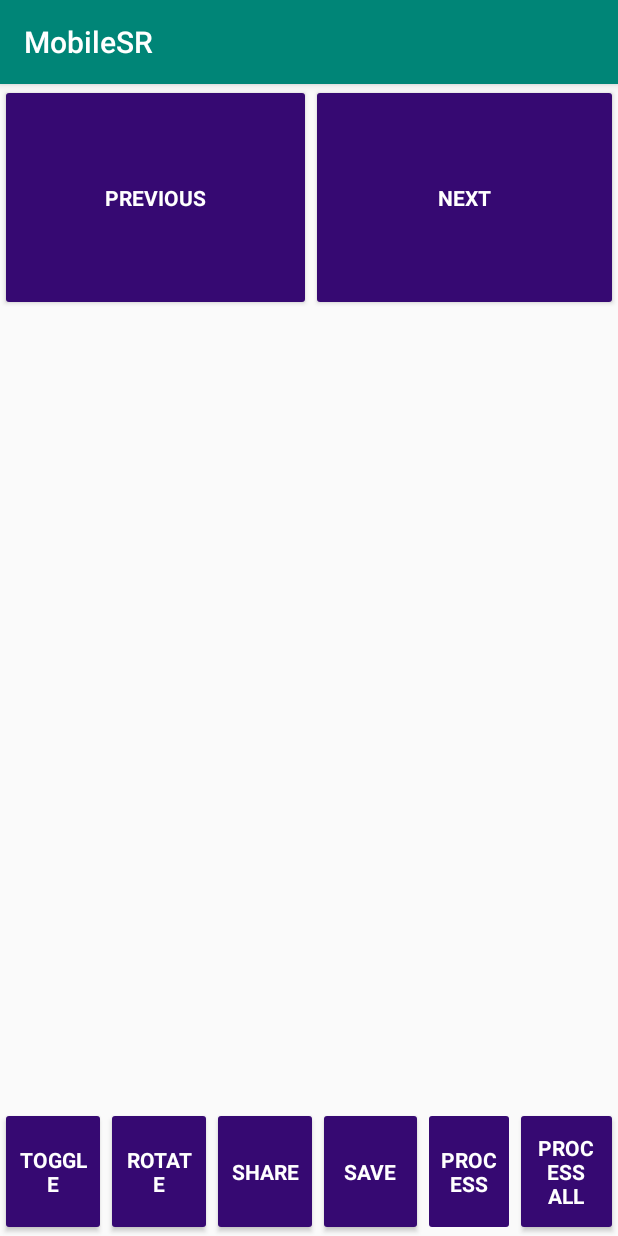
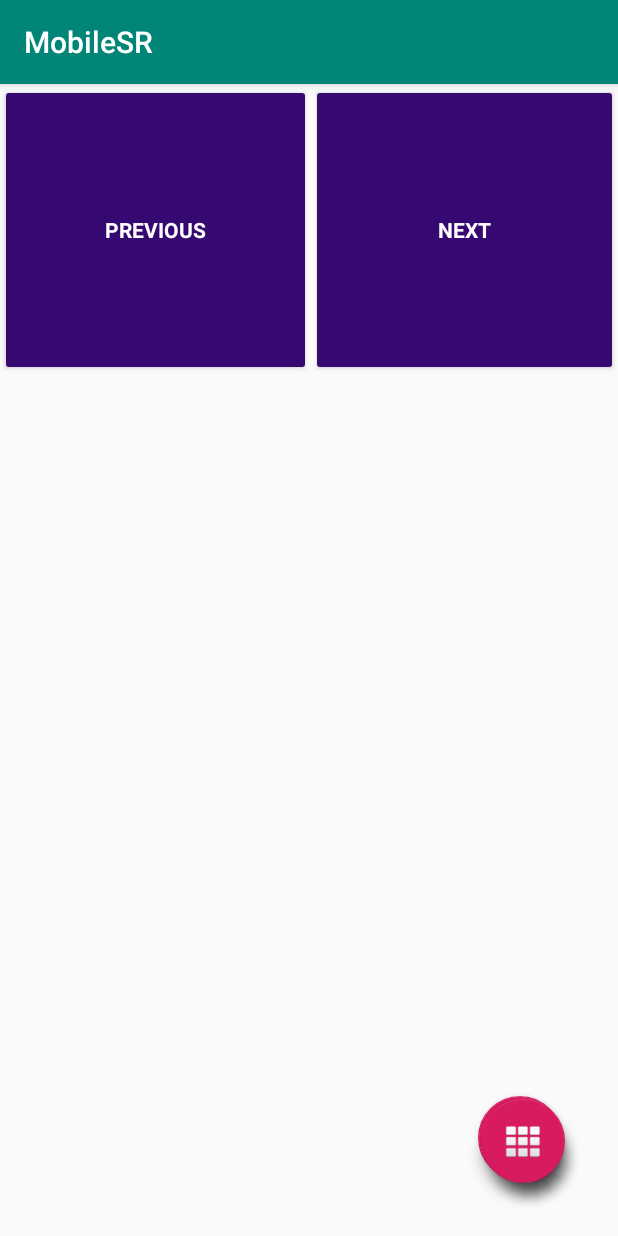
Before and after one commit to mmmeeedddsss/mobile-sr, an Android app: the MultipleImageEnhanceActivity screen opened directly, with no data from a screen before it, on a phone screen of 412 x 824 dp. Run offline under Robolectric (Android 15) with nearby library versions, the phone set to English and light mode, and no system bars; 2 statements that could not run were skipped.

Commit message:
End of today, done base implementation

```diff
--- a/android/app/build.gradle
+++ b/android/app/build.gradle
@@ -35,4 +35,5 @@ dependencies {
     androidTestImplementation 'com.android.support.test:runner:1.0.2'
     androidTestImplementation 'com.android.support.test.espresso:espresso-core:3.0.2'
     implementation 'org.tensorflow:tensorflow-lite:0.0.0-nightly'
+    implementation 'com.android.support:design:28.0.0'
 }
--- a/android/app/src/main/java/com/senior_project/group_1/mobilesr/activities/PreprocessAndEnhanceActivity.java
+++ b/android/app/src/main/java/com/senior_project/group_1/mobilesr/activities/PreprocessAndEnhanceActivity.java
@@ -5,8 +5,10 @@ import android.content.Intent;
 import android.graphics.Bitmap;
 import android.net.Uri;
 import android.os.Bundle;
+import android.support.design.widget.FloatingActionButton;
 import android.support.v7.app.AppCompatActivity;
 import android.util.Log;
+import android.view.View;
 import android.widget.Button;
 
 import com.senior_project.group_1.mobilesr.BuildConfig;
@@ -33,14 +35,18 @@ public abstract class PreprocessAndEnhanceActivity extends AppCompatActivity {
 
     private boolean isPaused;
     protected ZoomableImageView imageView;
-    protected Button rotateButton, processButton, processAllButton,
-                     nextButton, prevButton, toggleButton,
-                     saveButton, shareButton;
+    protected Button nextButton, prevButton;
+    protected FloatingActionButton rotateButton, processButton,
+            processAllButton, toggleButton, saveButton, shareButton;
     private ImageProcessingDialog dialog;
     private ImageProcessingTask imageProcessingTask;
     protected  ArrayList<UserSelectedBitmapInfo> bitmapInfos;
     protected int numImages;
     protected int imgIndex;
+
+    private boolean isFABOpen = false;
+    FloatingActionButton fab1, fab2, fab3;
+
 
     @Override
     public void onCreate(Bundle savedInstance) {
@@ -84,6 +90,14 @@ public abstract class PreprocessAndEnhanceActivity extends AppCompatActivity {
 
         saveButton = findViewById(R.id.save_image_button);
         saveButton.setOnClickListener(v -> BitmapHelpers.saveImageExternal(imageView.getFullBitmap(), getApplicationContext()));
+
+        FloatingActionButton fab = findViewById(R.id.fab);
+        fab.setOnClickListener(new View.OnClickListener() {
+            @Override
+            public void onClick(View view) {
+                toggleFabs();
+            }
+        });
 
         Intent intent = getIntent();
         // fill image URIs
@@ -197,4 +211,29 @@ public abstract class PreprocessAndEnhanceActivity extends AppCompatActivity {
             return isPaused;
         }
     }
+
+    private void toggleFabs(){
+        if( isFABOpen ) {
+            processButton.animate().translationY(-getResources().getDimension(R.dimen.padding));
+            processAllButton.animate().translationY(-getResources().getDimension(R.dimen.padding)*2);
+            toggleButton.animate().translationY(-getResources().getDimension(R.dimen.padding)*3);
+            saveButton.animate().translationY(-getResources().getDimension(R.dimen.padding)*1);
+            shareButton.animate().translationY(-getResources().getDimension(R.dimen.padding)*2);
+            rotateButton.animate().translationY(-getResources().getDimension(R.dimen.padding)*3);
+            saveButton.animate().translationX(-getResources().getDimension(R.dimen.padding)*1.2F);
+            shareButton.animate().translationX(-getResources().getDimension(R.dimen.padding)*1.2F);
+            rotateButton.animate().translationX(-getResources().getDimension(R.dimen.padding)*1.2F);
+        } else {
+            processButton.animate().translationY(0);
+            processAllButton.animate().translationY(0);
+            saveButton.animate().translationY(0);
+            shareButton.animate().translationY(0);
+            toggleButton.animate().translationY(0);
+            rotateButton.animate().translationY(0);
+            saveButton.animate().translationX(0);
+            shareButton.animate().translationX(0);
+            rotateButton.animate().translationX(0);
+        }
+        isFABOpen = !isFABOpen;
+    }
 }
--- a/android/app/src/main/res/layout/pick_photo_activity.xml
+++ b/android/app/src/main/res/layout/pick_photo_activity.xml
@@ -1,4 +1,9 @@
 <?xml version="1.0" encoding="utf-8"?>
+<FrameLayout xmlns:android="http://schemas.android.com/apk/res/android"
+    xmlns:app="http://schemas.android.com/apk/res-auto"
+    android:layout_width="match_parent"
+    android:layout_height="match_parent"
+    android:orientation="vertical">
 <LinearLayout xmlns:android="http://schemas.android.com/apk/res/android"
     xmlns:app="http://schemas.android.com/apk/res-auto"
     android:layout_width="match_parent"
@@ -43,82 +48,72 @@
         android:layout_height="406dp"
         android:layout_weight="1" />
 
-    <LinearLayout
-        android:layout_width="match_parent"
-        android:layout_height="86dp"
-        android:orientation="horizontal">
-
-        <android.support.v7.widget.AppCompatButton
-            android:id="@+id/toggle_sr_button"
-            android:layout_width="wrap_content"
-            android:layout_height="match_parent"
-            android:layout_gravity="center_vertical|center_horizontal"
-            android:layout_weight="0.10"
-            android:text="Toggle"
-            android:textColor="@color/colorButtonText"
-            android:textStyle="bold"
-            android:typeface="sans"
-            app:backgroundTint="@color/colorButtonBackground" />
-
-        <android.support.v7.widget.AppCompatButton
-            android:id="@+id/rotate_image_button"
-            android:layout_width="wrap_content"
-            android:layout_height="match_parent"
-            android:layout_gravity="center_vertical|center_horizontal"
-            android:layout_weight="0.10"
-            android:text="Rotate"
-            android:textColor="@color/colorButtonText"
-            android:textStyle="bold"
-            android:typeface="sans"
-            app:backgroundTint="@color/colorButtonBackground" />
-
-        <android.support.v7.widget.AppCompatButton
-            android:id="@+id/share_image_button"
-            android:layout_width="wrap_content"
-            android:layout_height="match_parent"
-            android:layout_gravity="center_vertical|center_horizontal"
-            android:layout_weight="0.10"
-            android:text="Share"
-            android:textColor="@color/colorButtonText"
-            android:textStyle="bold"
-            android:typeface="sans"
-            app:backgroundTint="@color/colorButtonBackground" />
-
-        <android.support.v7.widget.AppCompatButton
-            android:id="@+id/save_image_button"
-            android:layout_width="wrap_content"
-            android:layout_height="match_parent"
-            android:layout_gravity="center_vertical|center_horizontal"
-            android:layout_weight="0.10"
-            android:text="Save"
-            android:textColor="@color/colorButtonText"
-            android:textStyle="bold"
-            android:typeface="sans"
-            app:backgroundTint="@color/colorButtonBackground" />
-
-        <android.support.v7.widget.AppCompatButton
-            android:id="@+id/process_image_button"
-            android:layout_width="79dp"
-            android:layout_height="match_parent"
-            android:layout_weight="0.10"
-            android:text="Process"
-            android:textColor="@color/colorButtonText"
-            android:textStyle="bold"
-            android:typeface="sans"
-            app:backgroundTint="@color/colorButtonBackground" />
-
-        <android.support.v7.widget.AppCompatButton
-            android:id="@+id/process_all_button"
-            android:layout_width="wrap_content"
-            android:layout_height="match_parent"
-            android:layout_weight="0.25"
-            android:text="Process All"
-            android:textColor="@color/colorButtonText"
-            android:textStyle="bold"
-            android:typeface="sans"
-            app:backgroundTint="@color/colorButtonBackground" />
-
-    </LinearLayout>
 
 
 </LinearLayout>
+
+    <android.support.design.widget.FloatingActionButton
+        android:id="@+id/process_all_button"
+        android:layout_width="45dp"
+        android:layout_height="45dp"
+        android:layout_gravity="bottom|end"
+        android:layout_margin="37dp"
+        app:srcCompat="@android:drawable/ic_media_play" />
+    <android.support.design.widget.FloatingActionButton
+        android:id="@+id/process_image_button"
+        android:layout_width="45dp"
+        android:layout_height="45dp"
+        android:layout_gravity="bottom|end"
+        android:layout_margin="37dp"
+        app:srcCompat="@android:drawable/ic_menu_camera" />
+    <android.support.design.widget.FloatingActionButton
+        android:id="@+id/save_image_button"
+        android:layout_width="45dp"
+        android:layout_height="45dp"
+        android:layout_gravity="bottom|end"
+        android:layout_margin="37dp"
+        app:srcCompat="@android:drawable/ic_dialog_map" />
+    <android.support.design.widget.FloatingActionButton
+        android:id="@+id/share_image_button"
+        android:layout_width="45dp"
+        android:layout_height="45dp"
+        android:layout_gravity="bottom|end"
+        android:layout_margin="37dp"
+        app:srcCompat="@android:drawable/ic_dialog_map" />
+    <FrameLayout
+        android:layout_width="wrap_content"
+        android:layout_height="wrap_content"
+        android:layout_gravity="bottom|right">
+        <android.support.design.widget.FloatingActionButton
+            android:id="@+id/rotate_image_button"
+            android:layout_width="wrap_content"
+            android:layout_height="wrap_content"
+            android:layout_gravity="bottom|end"
+            android:layout_margin="37dp"
+            app:srcCompat="@android:drawable/ic_dialog_map"
+            android:src="@android:color/transparent"/>
+        <TextView
+            android:layout_width="wrap_content"
+            android:layout_height="wrap_content"
+            android:layout_gravity="center"
+            android:text="@android:string/ok"
+            android:elevation="16dp"
+            android:textColor="@android:color/black"
+            android:textAppearance="?android:attr/textAppearanceMedium" />
+    </FrameLayout>>
+    <android.support.design.widget.FloatingActionButton
+        android:id="@+id/toggle_sr_button"
+        android:layout_width="45dp"
+        android:layout_height="45dp"
+        android:layout_gravity="bottom|end"
+        android:layout_margin="37dp"
+        app:srcCompat="@android:drawable/ic_dialog_map" />
+
+    <android.support.design.widget.FloatingActionButton
+        android:id="@+id/fab"
+        android:layout_width="76dp"
+        android:layout_height="wrap_content"
+        android:layout_gravity="bottom|end"
+        android:layout_margin="35dp"
+        app:srcCompat="@android:drawable/ic_dialog_dialer" />
+</FrameLayout>
--- /dev/null
+++ b/android/app/src/main/res/values/ui_variables.xml
@@ -0,0 +1,5 @@
+<?xml version="1.0" encoding="utf-8"?>
+<resources>
+    <dimen name="padding">55dp</dimen>
+
+</resources>
```
